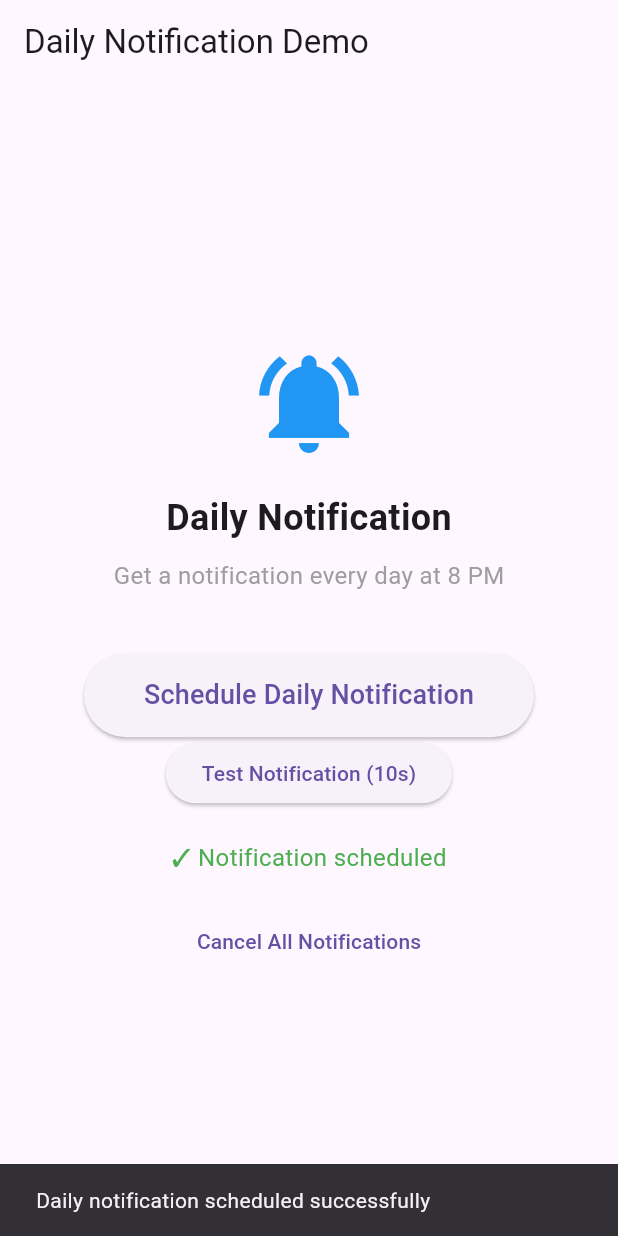
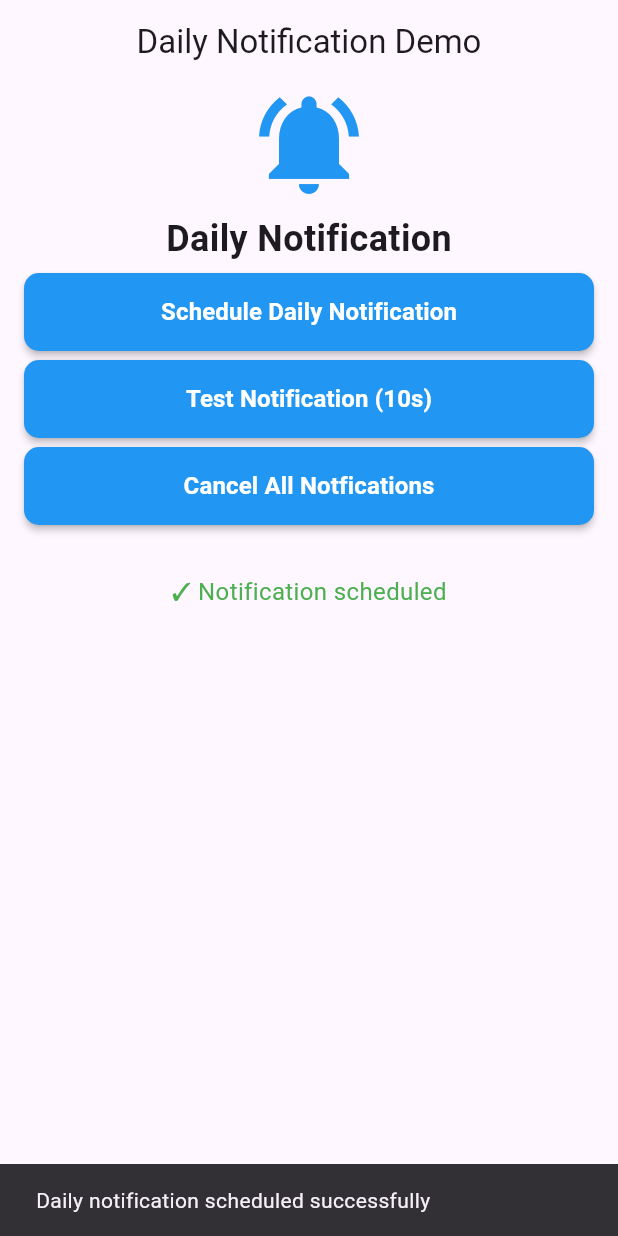
Before and after one commit to Burhan-Hunain/Flutter-Local-Notifcations, a Flutter app: the screen it shows after launch, after a tap on "Schedule Daily Notification", on a phone screen of 412 x 824 dp. Run offline on Flutter 3.47's test engine with Material 3 defaults, Android fonts, the phone set to English and light mode, and no system bars; our stand-ins replace flutter_local_notifications, timezone.

```diff
--- a/lib/home_scrreen.dart
+++ b/lib/home_scrreen.dart
@@ -1,9 +1,9 @@
 import 'package:flutter/material.dart';
 import 'package:hello/messaging/service.dart';
+import 'package:hello/widgets/elevated_button.dart';
 
 class HomeScreen extends StatefulWidget {
   const HomeScreen({super.key});
-
   @override
   // ignore: library_private_types_in_public_api
   _HomeScreenState createState() => _HomeScreenState();
@@ -17,36 +17,28 @@ class _HomeScreenState extends State<HomeScreen> {
   @override
   void initState() {
     super.initState();
-    _checkNotificationStatus();
   }
 
-  void _checkNotificationStatus() async {
-    // You can check if notification is scheduled using shared preferences
-    // For simplicity, we'll just track it in state
-  }
 
   @override
   Widget build(BuildContext context) {
     return Scaffold(
       appBar: AppBar(
-        title: Text('Daily Notification Demo'),
+        title: Text('Daily Notification Demo'), centerTitle: true,
       ),
+
       body: Center(
         child: Column(
-          mainAxisAlignment: MainAxisAlignment.center,
+          spacing: 6,
+          mainAxisAlignment: MainAxisAlignment.start,
           children: [
-            Icon(
-              Icons.notifications_active,
-              size: 80,
-              color: Colors.blue,
-            ),
-            SizedBox(height: 20),
-            Text('Daily Notification', style: TextStyle(fontSize: 24, fontWeight: FontWeight.bold),
-            ),
-            SizedBox(height: 10),
-            Text(  'Get a notification every day at 8 PM',  style: TextStyle(fontSize: 16, color: Colors.grey),),
-            SizedBox(height: 40),
-            ElevatedButton(
+            //icons
+            Icon( Icons.notifications_active,  size: 80,   color: Colors.blue,  ),
+            Text('Daily Notification', style: TextStyle(fontSize: 24, fontWeight: FontWeight.bold),),
+
+            //--schedule notification button
+            ReusableElvatedButton(
+              text: "Schedule Daily Notification",
               onPressed: () async {
                 await _notificationService.schedule8PMNotification();
                 setState(() {
@@ -61,18 +53,13 @@ class _HomeScreenState extends State<HomeScreen> {
                   ),
                 );
               },
-              style: ElevatedButton.styleFrom(
-                padding: EdgeInsets.symmetric(horizontal: 40, vertical: 15),
-              ),
-              child: Text(
-                'Schedule Daily Notification',
-                style: TextStyle(fontSize: 18),
-              ),
-            ),
+               ),
 
-            ElevatedButton(
+            //-- Test 10 second notification button
+            ReusableElvatedButton(
+              text: "Test Notification (10s)",
               onPressed: () async {
-                print("LALALAL");
+                debugPrint("Test Notfication Started");
                 await _notificationService.showTestNotificationIn10Seconds();
                 ScaffoldMessenger.of(context).showSnackBar(
                   const SnackBar(
@@ -80,8 +67,25 @@ class _HomeScreenState extends State<HomeScreen> {
                   ),
                 );
               },
-              child: const Text('Test Notification (10s)'),
             ),
+
+            //-- cancell all notification button
+            ReusableElvatedButton(
+              text: "Cancel All Notfications",
+              onPressed: () async {
+                await _notificationService.cancelAllNotifications();
+                setState(() {_isScheduled = false;  });
+                ScaffoldMessenger.of(context).showSnackBar(
+                  SnackBar(
+                    content: Text('All notifications cancelled!'),
+                    duration: Duration(seconds: 2),
+                  ),
+                );
+              },
+            ),
+
+
+
 
 
             SizedBox(height: 20),
@@ -90,26 +94,8 @@ class _HomeScreenState extends State<HomeScreen> {
                 '✓ Notification scheduled',
                 style: TextStyle(color: Colors.green, fontSize: 16),
               ),
-            SizedBox(height: 20),
-            TextButton(
-              onPressed: () async {
-                print("LALALAL");
 
-                await _notificationService.cancelAllNotifications();
-                setState(() {
-                  _isScheduled = false;
-                });
-                print("LALALALAOOOOO");
 
-                ScaffoldMessenger.of(context).showSnackBar(
-                  SnackBar(
-                    content: Text('All notifications cancelled!'),
-                    duration: Duration(seconds: 2),
-                  ),
-                );
-              },
-              child: Text('Cancel All Notifications'),
-            ),
           ],
         ),
       ),
--- a/lib/messaging/service.dart
+++ b/lib/messaging/service.dart
@@ -11,22 +11,20 @@ class NotificationService {
   static final FlutterLocalNotificationsPlugin _notificationsPlugin =  FlutterLocalNotificationsPlugin();
 
   Future<void> initialize() async {
-    // Initialize timezone database
+    //-- Initialize timezone database
     tz.initializeTimeZones();
     tz.setLocalLocation(tz.local);
 
-    // Initialize notification settings
-    const AndroidInitializationSettings androidInitializationSettings = AndroidInitializationSettings('@mipmap/ic_launcher');
+    //-- Initialize notification settings
+    const AndroidInitializationSettings androidInitializationSettings = AndroidInitializationSettings('@mipmap/launcher_icon');
 
-    const DarwinInitializationSettings iosInitializationSettings =
-        DarwinInitializationSettings(
+    const DarwinInitializationSettings iosInitializationSettings = DarwinInitializationSettings(
       requestAlertPermission: true,
       requestBadgePermission: true,
       requestSoundPermission: true,
     );
 
-    const InitializationSettings initializationSettings =
-        InitializationSettings(
+    const InitializationSettings initializationSettings = InitializationSettings(
       android: androidInitializationSettings,
       iOS: iosInitializationSettings,
     );
@@ -37,13 +35,8 @@ class NotificationService {
     onDidReceiveNotificationResponse: (details) {},
     );
 
-    await _notificationsPlugin
-    .resolvePlatformSpecificImplementation<
-        AndroidFlutterLocalNotificationsPlugin>()
-    ?.requestNotificationsPermission();
-
-
-
+    await _notificationsPlugin.resolvePlatformSpecificImplementation<
+        AndroidFlutterLocalNotificationsPlugin>() ?.requestNotificationsPermission();
 
   }
 
@@ -104,8 +97,7 @@ await _notificationsPlugin.zonedSchedule(
       matchDateTimeComponents: DateTimeComponents.time,
     );
 
-
-    print('Daily notification scheduled for ${time.hour}:${time.minute}');
+    debugPrint('Daily notification scheduled for ${time.hour}:${time.minute}');
   }
 
   Future<void> cancelNotification(int id) async {
@@ -116,7 +108,7 @@ await _notificationsPlugin.zonedSchedule(
     await _notificationsPlugin.cancelAll();
   }
 
-  // Method to schedule notification for 8 PM
+  //-- Method to schedule notification for Specific Time
   Future<void> schedule8PMNotification() async {
     await scheduleDailyNotification(
       title: 'Daily Reminder',
@@ -126,6 +118,7 @@ await _notificationsPlugin.zonedSchedule(
     );
   }
 
+  //-- Method to show notification in 10 seconds
   Future<void> showTestNotificationIn10Seconds() async {
   const androidDetails = AndroidNotificationDetails(
     'test_channel',
@@ -136,8 +129,7 @@ await _notificationsPlugin.zonedSchedule(
 
   const platformDetails = NotificationDetails(android: androidDetails);
 
-  final scheduledDate =
-      tz.TZDateTime.now(tz.local).add(const Duration(seconds: 10));
+  final scheduledDate =  tz.TZDateTime.now(tz.local).add(const Duration(seconds: 10));
 
   await _notificationsPlugin.zonedSchedule(
     999,
--- /dev/null
+++ b/lib/widgets/elevated_button.dart
@@ -0,0 +1,52 @@
+import 'package:flutter/material.dart';
+
+class ReusableElvatedButton extends StatelessWidget {
+  final String text;
+  final VoidCallback onPressed;
+  final double height;
+  final Color backgroundColor;
+  final Color textColor;
+  final double borderRadius;
+  final TextStyle? textStyle;
+  final EdgeInsetsGeometry margin;
+
+  const ReusableElvatedButton({
+    Key? key,
+    required this.text,
+    required this.onPressed,
+    this.height = 52,
+    this.backgroundColor = Colors.blue,
+    this.textColor = Colors.white,
+    this.borderRadius = 10,
+    this.textStyle,
+    this.margin = const EdgeInsets.symmetric(horizontal: 16),
+  }) : super(key: key);
+
+  @override
+  Widget build(BuildContext context) {
+    return Container(
+      margin: margin,
+      width: double.infinity,
+      height: height,
+      child: ElevatedButton(
+        onPressed: onPressed,
+        style: ElevatedButton.styleFrom(
+          backgroundColor: backgroundColor,
+          shape: RoundedRectangleBorder(
+            borderRadius: BorderRadius.circular(borderRadius),
+          ),
+          elevation: 2,
+        ),
+        child: Text(
+          text,
+          style: textStyle ??
+              TextStyle(
+                color: textColor,
+                fontSize: 16,
+                fontWeight: FontWeight.w600,
+              ),
+        ),
+      ),
+    );
+  }
+}
```
Also changed, not shown: pubspec.yaml (+21 -3 lines), assets/appicon.png (added), pubspec.lock, 35 other files. Lines whose indentation alone changed are shown as unchanged.
